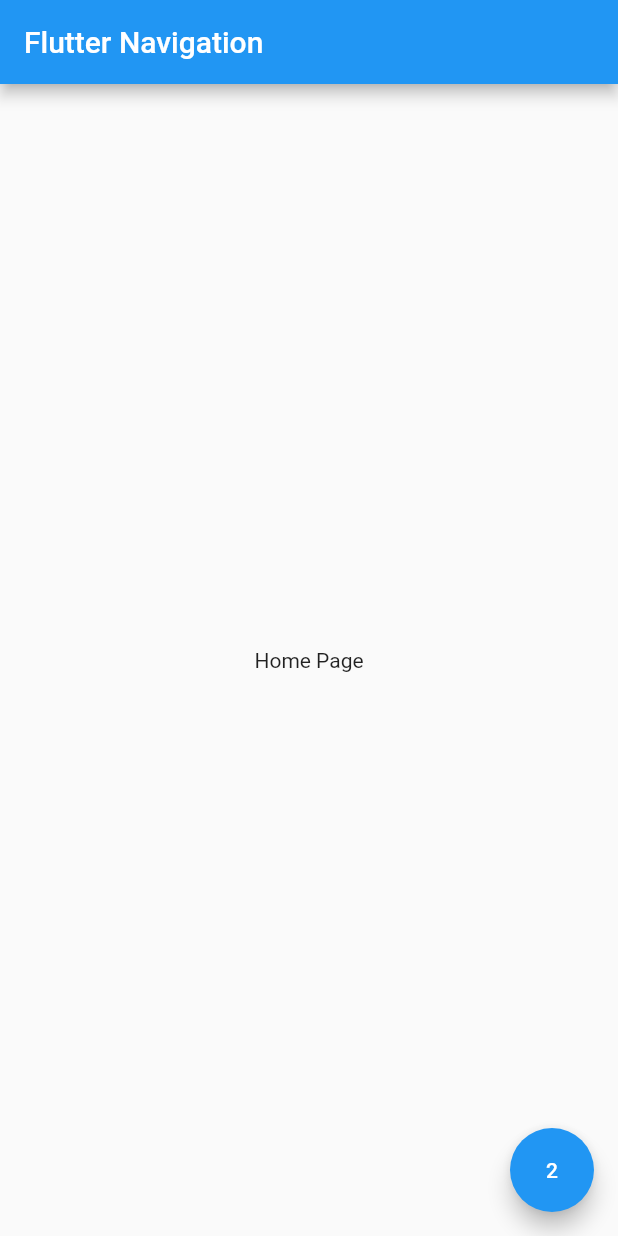
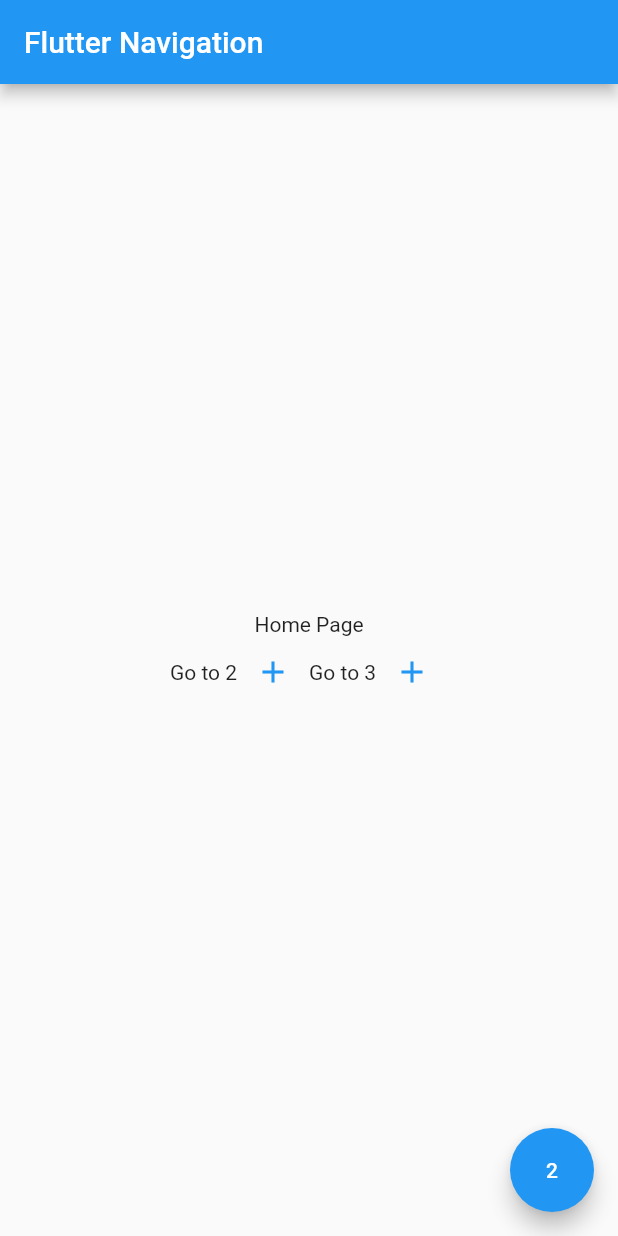
Before and after one commit to Chathura99/Flutter-NavigationandRoutes, a Flutter app: the screen it shows after launch, on a phone screen of 412 x 824 dp. Run offline on Flutter 3.47's test engine with Material 2 defaults, Android fonts, the phone set to English and light mode, and no system bars.

Commit message:
add route link

```diff
--- a/lib/screens/home_page.dart
+++ b/lib/screens/home_page.dart
@@ -1,3 +1,4 @@
+
 import 'package:flutter/material.dart';
 import 'package:stu_management/screens/second_page.dart';
 
@@ -16,23 +17,53 @@
     return Scaffold(
       appBar: AppBar(
         title: Text(widget.title),
-
       ),
       body: Center(
         child: Column(
           mainAxisAlignment: MainAxisAlignment.center,
-          children: const <Widget>[
+          children: <Widget>[
             Text(
               'Home Page',
             ),
+            Row(
+            mainAxisAlignment: MainAxisAlignment.center,
+            children: <Widget>[
+            Text("Go to 2"),
+            IconButton(
+              icon: Icon(
+                Icons.add,
+                color: Colors.blue,
+              ),
+              onPressed: () {
+                //second method to navigate
+                Navigator.of(context).pushNamed("/second");
+              },
+            ),
+            Text("Go to 3"),
+            IconButton(
+              icon: Icon(
+                Icons.add,
+                color: Colors.blue,
+              ),
+              onPressed: () {
+                //second method to navigate
+                Navigator.of(context).pushNamed("/third");
+              },
+            ),
+          ])
+
           ],
         ),
       ),
       floatingActionButton: FloatingActionButton(
         onPressed: () {
+          //first method to navigate
+
           Navigator.of(context).push(MaterialPageRoute(builder: (context) {
-            return const SecondPage();
+            return SecondPage();
           }));
+
+
         },
         tooltip: 'Second page',
         child: const Text('2'),
```
